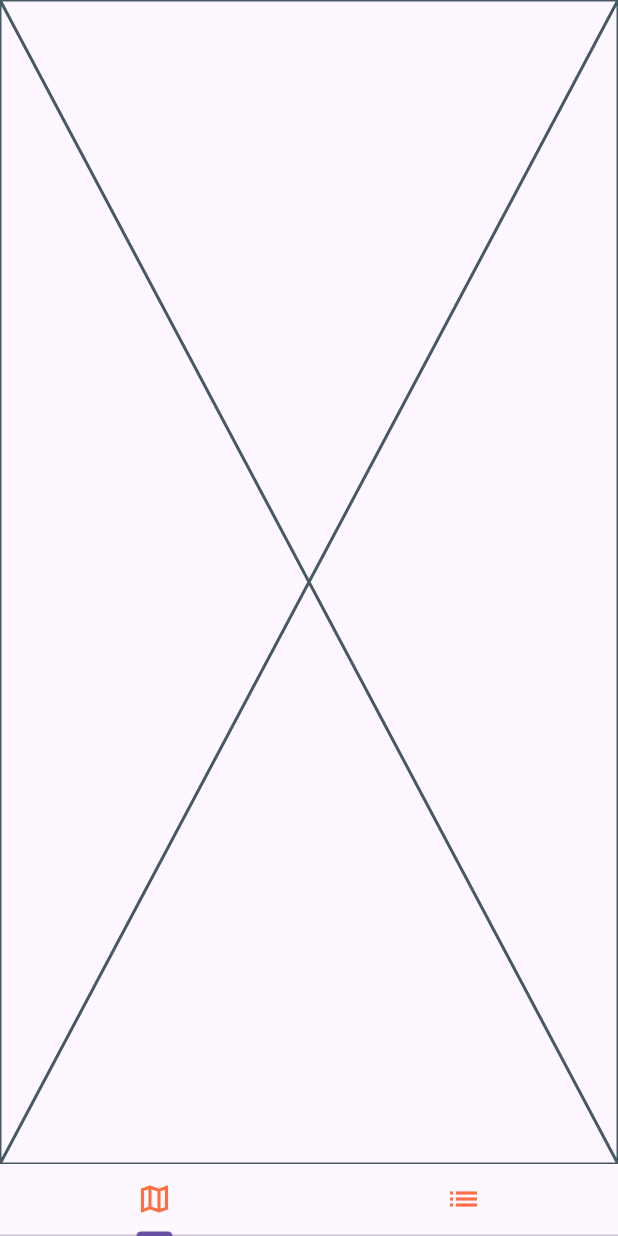
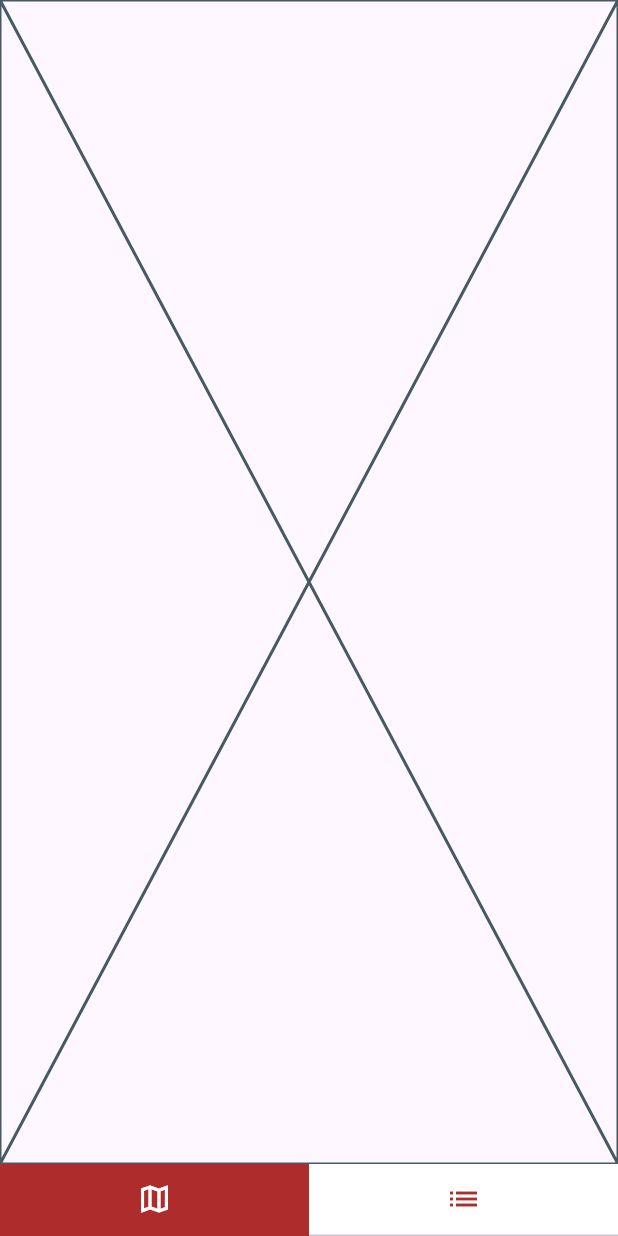
Before and after one commit to minseoi/hoseo-tour, a Flutter app: the screen it shows after launch, on a phone screen of 412 x 824 dp. Run offline on Flutter 3.47's test engine with Material 3 defaults, Android fonts, the phone set to English and light mode, and no system bars; our stand-ins replace geolocator.

Commit message:
탭바 색상 변경, 화면 회전 고정

```diff
--- a/lib/main.dart
+++ b/lib/main.dart
@@ -1,10 +1,18 @@
+import 'dart:async';
+
 import 'package:flutter/material.dart';
+import 'package:flutter/services.dart';
 import 'package:geolocator/geolocator.dart';
 import 'package:hoseo_tour/first_page.dart';
 import 'package:hoseo_tour/ms_locator.dart';
 import 'package:hoseo_tour/second_page.dart';
 
-void main() {
+void main() async{
+  WidgetsFlutterBinding.ensureInitialized();
+  await SystemChrome.setPreferredOrientations([
+    DeviceOrientation.portraitUp,
+  ]);
+
   runApp(MyApp());
 }
 
@@ -21,18 +29,28 @@ class _MyAppState extends State<MyApp> with SingleTickerProviderStateMixin {
   @override
   Widget build(BuildContext context) {
     return MaterialApp(
+      theme: ThemeData(
+        primaryColor: const Color(0xffAE2D2C),
+      ),
       home: Scaffold(
         body: TabBarView(
           children: [FirstPage(userPosition: userPosition,), SecondPage()],
           physics: NeverScrollableScrollPhysics(), //스와이프로 탭 이동 방지
           controller: controller,
         ),
-        bottomNavigationBar: TabBar(
-          tabs: [
-            Tab(icon: Icon(Icons.map_outlined, color: Colors.deepOrangeAccent,)),
-            Tab(icon: Icon(Icons.list, color: Colors.deepOrangeAccent,)),
-          ],
-          controller: controller,
+        bottomNavigationBar: Container(
+          color: Colors.white,
+          child: TabBar(
+            tabs: [
+              Tab(icon: Icon(Icons.map_outlined,)),
+              Tab(icon: Icon(Icons.list,)),
+            ],
+            controller: controller,
+            labelColor: Colors.white,
+            unselectedLabelColor: Color(0xffAE2D2C),
+            indicatorSize: TabBarIndicatorSize.tab,
+            indicator: BoxDecoration(color: Color(0xffAE2D2C)),
+          ),
         ),
       ),
     );
@@ -43,15 +61,20 @@ class _MyAppState extends State<MyApp> with SingleTickerProviderStateMixin {
     super.initState();
     controller = TabController(length: 2, vsync: this);
 
-    locator.DeterminePosition().then((position) {
-      print('curPos: ${position.longitude}, ${position.latitude}');
+    _initUserPosition();
+  }
+
+  void _initUserPosition() async {
+    try{
+      userPosition = await locator.DeterminePosition();
+      print('curPos: ${userPosition?.longitude}, ${userPosition?.latitude}');
+
       setState(() {
-        userPosition = position;
       });
-    }).onError((error, stackTrace) {
-      print(error.toString());
-      // @TODO: 위치를 가져올 수 없으면 강제 종료
-    });
+    } catch(error) {
+      print(error);
+      // @TODO: Error Handling
+    }
   }
 
   @override
```
Also changed, not shown: 1 other file.
